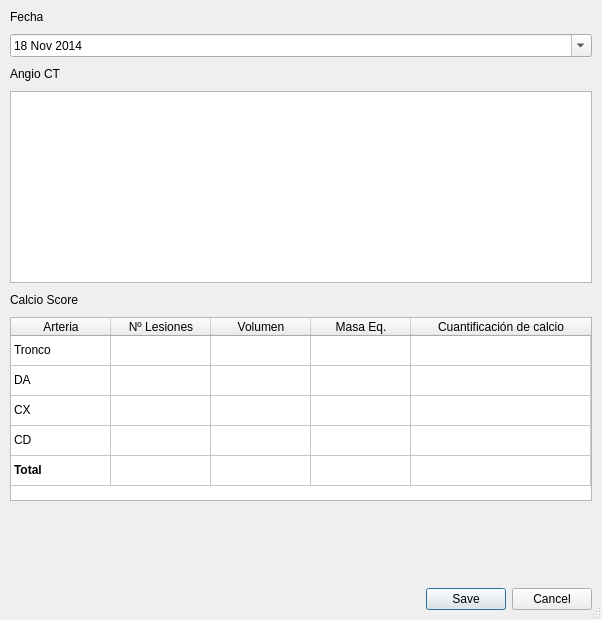
This is resources/uis/TACDialog.ui in jbermudezcabrera/ControlDePacientes as Qt 5 draws it before an edit. The edited form follows.
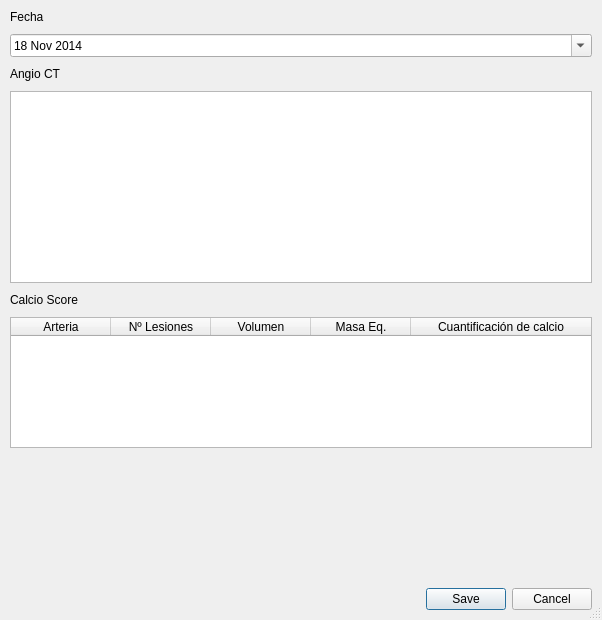
This is the edited form. Icons and pictures are not drawn.

Commit message: changing to table widget in arteries showing part

The edit to the form file:
```diff
--- a/resources/uis/TACDialog.ui
+++ b/resources/uis/TACDialog.ui
@@ -85,9 +85,6 @@
      <property name="selectionMode">
       <enum>QAbstractItemView::SingleSelection</enum>
      </property>
-     <property name="rowCount">
-      <number>5</number>
-     </property>
      <attribute name="horizontalHeaderCascadingSectionResizes">
       <bool>true</bool>
      </attribute>
@@ -97,11 +94,6 @@
      <attribute name="verticalHeaderVisible">
       <bool>false</bool>
      </attribute>
-     <row/>
-     <row/>
-     <row/>
-     <row/>
-     <row/>
      <column>
       <property name="text">
        <string>Arteria</string>
@@ -127,37 +119,6 @@
        <string>Cuantificación de calcio</string>
       </property>
      </column>
-     <item row="0" column="0">
-      <property name="text">
-       <string>Tronco</string>
-      </property>
-     </item>
-     <item row="1" column="0">
-      <property name="text">
-       <string>DA</string>
-      </property>
-     </item>
-     <item row="2" column="0">
-      <property name="text">
-       <string>CX</string>
-      </property>
-     </item>
-     <item row="3" column="0">
-      <property name="text">
-       <string>CD</string>
-      </property>
-     </item>
-     <item row="4" column="0">
-      <property name="text">
-       <string>Total</string>
-      </property>
-      <property name="font">
-       <font>
-        <weight>75</weight>
-        <bold>true</bold>
-       </font>
-      </property>
-     </item>
     </widget>
    </item>
    <item>
```
Left out of the diff: 2 changed lines with no effect on the pictures. The commit also changes 2 other files.
